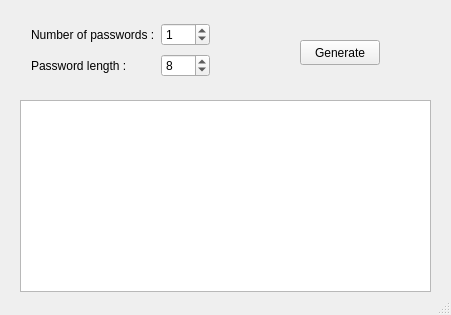
Qt form src/mainwindow.ui (litelawliet/password_generator) before a commit.
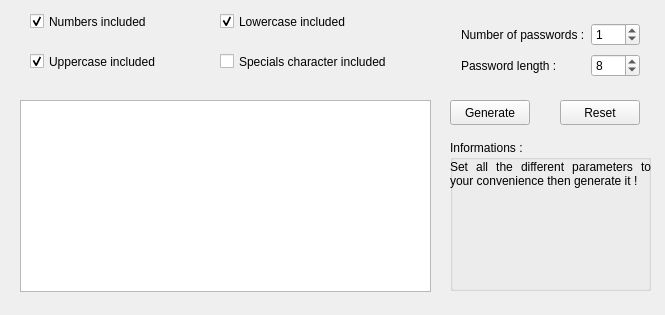
The same form after that commit.

Commit message: Choice for numbers, lowercase, uppercase and specials characters added. Informations panel added. Reset button added.

Patch:
```diff
--- a/src/mainwindow.ui
+++ b/src/mainwindow.ui
@@ -9,18 +9,33 @@
    <rect>
     <x>0</x>
     <y>0</y>
-    <width>451</width>
+    <width>665</width>
     <height>315</height>
    </rect>
   </property>
+  <property name="minimumSize">
+   <size>
+    <width>451</width>
+    <height>315</height>
+   </size>
+  </property>
+  <property name="focusPolicy">
+   <enum>Qt::NoFocus</enum>
+  </property>
   <property name="windowTitle">
    <string>Password Generator</string>
   </property>
+  <property name="toolButtonStyle">
+   <enum>Qt::ToolButtonTextOnly</enum>
+  </property>
+  <property name="tabShape">
+   <enum>QTabWidget::Rounded</enum>
+  </property>
   <widget class="QWidget" name="centralWidget">
    <widget class="QWidget" name="gridLayoutWidget">
     <property name="geometry">
      <rect>
-      <x>20</x>
+      <x>450</x>
       <y>10</y>
       <width>201</width>
       <height>80</height>
@@ -63,8 +78,8 @@
    <widget class="QPushButton" name="pushButton_generate">
     <property name="geometry">
      <rect>
-      <x>300</x>
-      <y>40</y>
+      <x>450</x>
+      <y>100</y>
       <width>80</width>
       <height>25</height>
      </rect>
@@ -92,8 +107,119 @@
      <bool>false</bool>
     </property>
    </widget>
+   <widget class="QCheckBox" name="checkBox_number">
+    <property name="geometry">
+     <rect>
+      <x>30</x>
+      <y>10</y>
+      <width>181</width>
+      <height>23</height>
+     </rect>
+    </property>
+    <property name="text">
+     <string>Numbers included</string>
+    </property>
+    <property name="checked">
+     <bool>true</bool>
+    </property>
+   </widget>
+   <widget class="QCheckBox" name="checkBox_uppercase">
+    <property name="geometry">
+     <rect>
+      <x>30</x>
+      <y>50</y>
+      <width>181</width>
+      <height>23</height>
+     </rect>
+    </property>
+    <property name="text">
+     <string>Uppercase included</string>
+    </property>
+    <property name="checked">
+     <bool>true</bool>
+    </property>
+   </widget>
+   <widget class="QCheckBox" name="checkBox_lowercase">
+    <property name="geometry">
+     <rect>
+      <x>220</x>
+      <y>10</y>
+      <width>181</width>
+      <height>23</height>
+     </rect>
+    </property>
+    <property name="text">
+     <string>Lowercase included</string>
+    </property>
+    <property name="checked">
+     <bool>true</bool>
+    </property>
+   </widget>
+   <widget class="QCheckBox" name="checkBox_specials">
+    <property name="geometry">
+     <rect>
+      <x>220</x>
+      <y>50</y>
+      <width>181</width>
+      <height>23</height>
+     </rect>
+    </property>
+    <property name="text">
+     <string>Specials character included</string>
+    </property>
+   </widget>
+   <widget class="QGroupBox" name="groupBox">
+    <property name="geometry">
+     <rect>
+      <x>450</x>
+      <y>140</y>
+      <width>201</width>
+      <height>151</height>
+     </rect>
+    </property>
+    <property name="title">
+     <string>Informations :</string>
+    </property>
+    <widget class="QLabel" name="label_informations">
+     <property name="geometry">
+      <rect>
+       <x>0</x>
+       <y>20</y>
+       <width>201</width>
+       <height>131</height>
+      </rect>
+     </property>
+     <property name="inputMethodHints">
+      <set>Qt::ImhMultiLine</set>
+     </property>
+     <property name="text">
+      <string>Set all the different parameters to your convenience then generate it !</string>
+     </property>
+     <property name="alignment">
+      <set>Qt::AlignJustify|Qt::AlignTop</set>
+     </property>
+     <property name="wordWrap">
+      <bool>true</bool>
+     </property>
+     <property name="margin">
+      <number>8</number>
+     </property>
+    </widget>
+   </widget>
+   <widget class="QPushButton" name="pushButton_reset">
+    <property name="geometry">
+     <rect>
+      <x>560</x>
+      <y>100</y>
+      <width>80</width>
+      <height>25</height>
+     </rect>
+    </property>
+    <property name="text">
+     <string>Reset</string>
+    </property>
+   </widget>
   </widget>
-  <widget class="QStatusBar" name="statusBar"/>
  </widget>
  <layoutdefault spacing="6" margin="11"/>
  <resources/>
```
Left out of the diff: 15 changed lines with no effect on the pictures. The commit also changes 4 other files.
